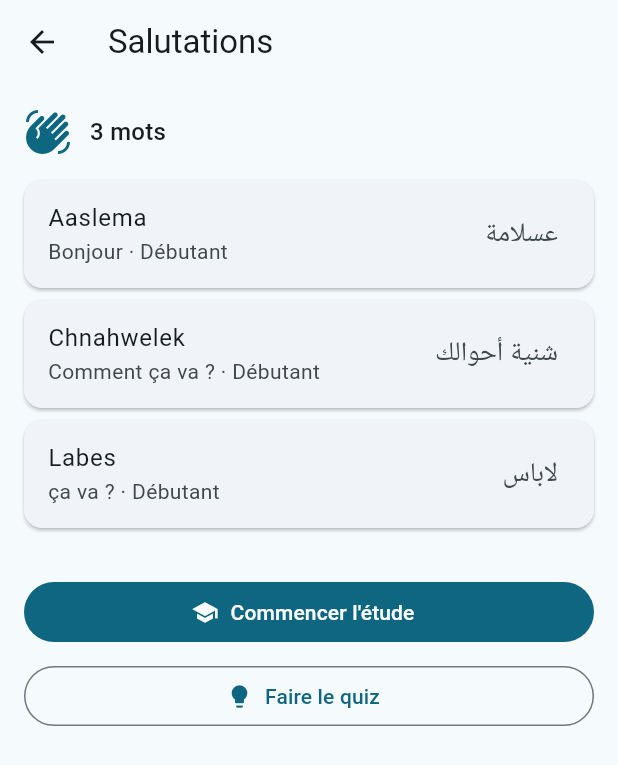
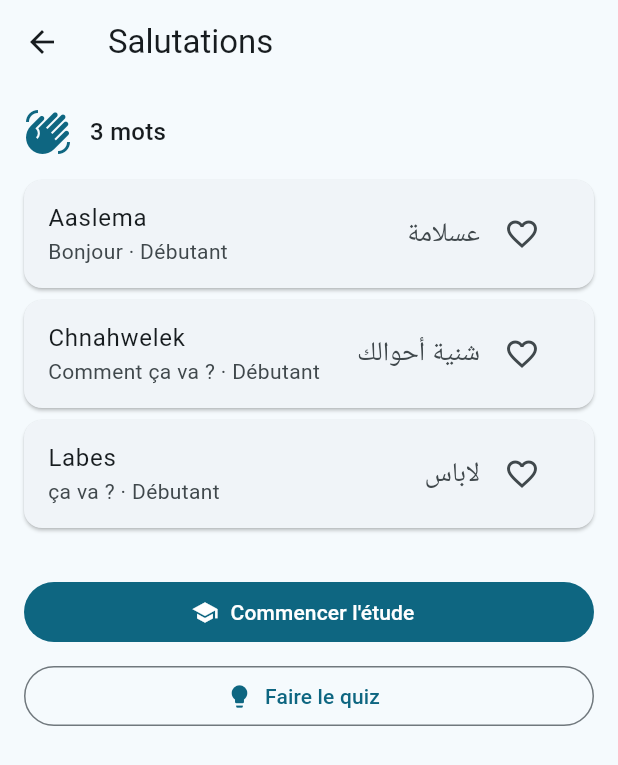
Before and after one commit to oussama-hlali/Darija-Quest, a Flutter app: the ThemeDetailScreen screen opened directly with sample values from the repository, on a phone screen of 412 x 824 dp. Shown: the top 765 px of the screen. Run offline on Flutter 3.47's test engine with Material 3 defaults, Android fonts, the phone set to English and light mode, and no system bars; network calls fail.

Commit message:
feat: boutons favoris dans le detail du theme

```diff
--- a/lib/screens/theme_detail_screen.dart
+++ b/lib/screens/theme_detail_screen.dart
@@ -1,11 +1,11 @@
 import 'package:flutter/material.dart';
+import 'package:provider/provider.dart';
 
+import '../models/mot.dart';
 import '../models/theme_darija.dart';
-import '../models/theme_darija.dart';
+import '../providers/favoris_provider.dart';
 import 'etude_screen.dart';
 import 'quiz_screen.dart';
-
-import 'package:darija_quest/models/mot.dart';
 
 class ThemeDetailScreen extends StatelessWidget {
   const ThemeDetailScreen({super.key, required this.theme});
@@ -14,6 +14,9 @@ class ThemeDetailScreen extends StatelessWidget {
 
   @override
   Widget build(BuildContext context) {
+    final favoris = context.watch<FavorisProvider>();
+    final c = Theme.of(context).colorScheme;
+
     return Scaffold(
       appBar: AppBar(title: Text(theme.nom)),
       body: ListView(
@@ -40,7 +43,25 @@ class ThemeDetailScreen extends StatelessWidget {
               child: ListTile(
                 title: Text(mot.darija),
                 subtitle: Text('${mot.francais} · ${mot.niveau}'),
-                trailing: Text(mot.arabe, style: const TextStyle(fontSize: 18)),
+                trailing: Row(
+                  mainAxisSize: MainAxisSize.min,
+                  children: [
+                    Text(mot.arabe, style: const TextStyle(fontSize: 18)),
+                    const SizedBox(width: 4),
+                    IconButton(
+                      onPressed: () => favoris.basculer(mot.id),
+                      tooltip: 'Favori',
+                      icon: Icon(
+                        favoris.estFavori(mot.id)
+                            ? Icons.favorite
+                            : Icons.favorite_border,
+                        color: favoris.estFavori(mot.id)
+                            ? c.primary
+                            : c.onSurfaceVariant,
+                      ),
+                    ),
+                  ],
+                ),
               ),
             ),
           const SizedBox(height: 24),
```
